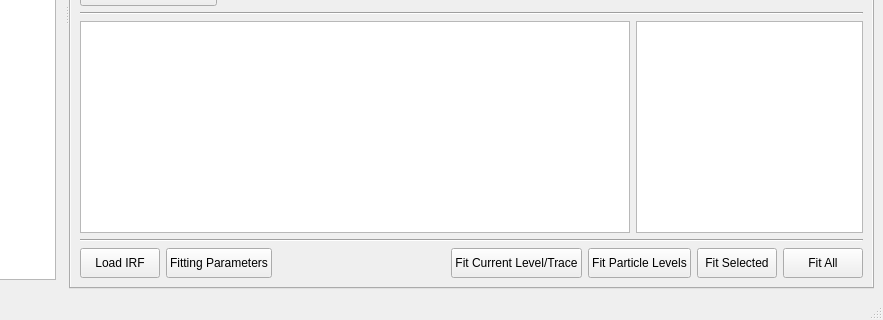
Old version of the form ui/mainwindow.ui in the repository BioPhysicsUP/Full_SMS; both pictures show x 124 to 1007 and y 290 to 610 of the 1007 by 610 pixel window.
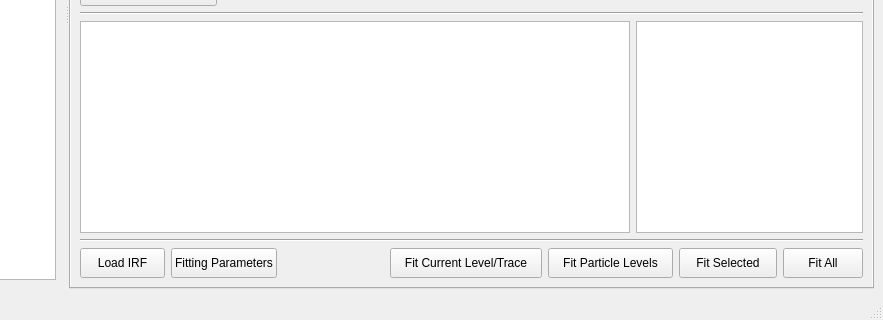
New version of the form. The open tabs and pages were chosen to show the change. Icons and pictures are not drawn. Custom widgets are drawn as their Qt base class.

Patch:
```diff
--- a/ui/mainwindow.ui
+++ b/ui/mainwindow.ui
@@ -865,7 +865,7 @@
              </property>
              <property name="minimumSize">
               <size>
-               <width>0</width>
+               <width>85</width>
                <height>30</height>
               </size>
              </property>
@@ -894,7 +894,7 @@
              </property>
              <property name="minimumSize">
               <size>
-               <width>0</width>
+               <width>97</width>
                <height>30</height>
               </size>
              </property>
@@ -939,7 +939,7 @@
              </property>
              <property name="minimumSize">
               <size>
-               <width>0</width>
+               <width>152</width>
                <height>30</height>
               </size>
              </property>
@@ -968,7 +968,7 @@
              </property>
              <property name="minimumSize">
               <size>
-               <width>0</width>
+               <width>125</width>
                <height>30</height>
               </size>
              </property>
@@ -997,7 +997,7 @@
              </property>
              <property name="minimumSize">
               <size>
-               <width>0</width>
+               <width>98</width>
                <height>30</height>
               </size>
              </property>
```
Left out of the diff: 18 changed lines with no effect on the pictures.
